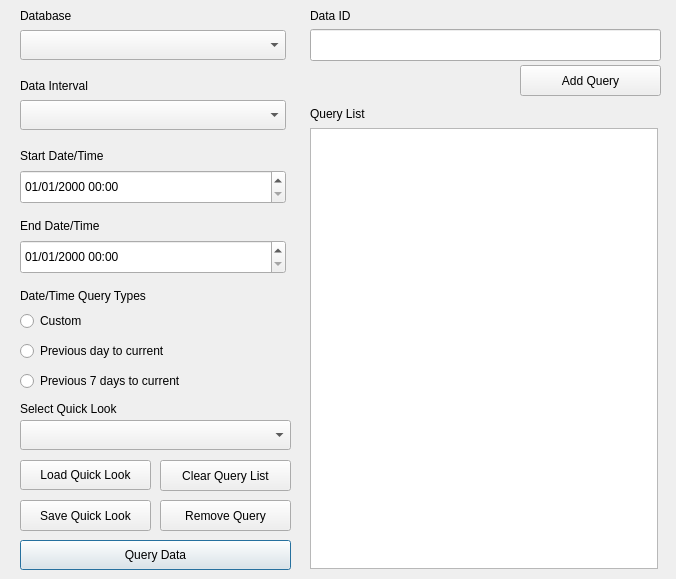
First picture: the form in ui/winWebQuery.ui, repository S31F3R/DataDoctor, before the edit.
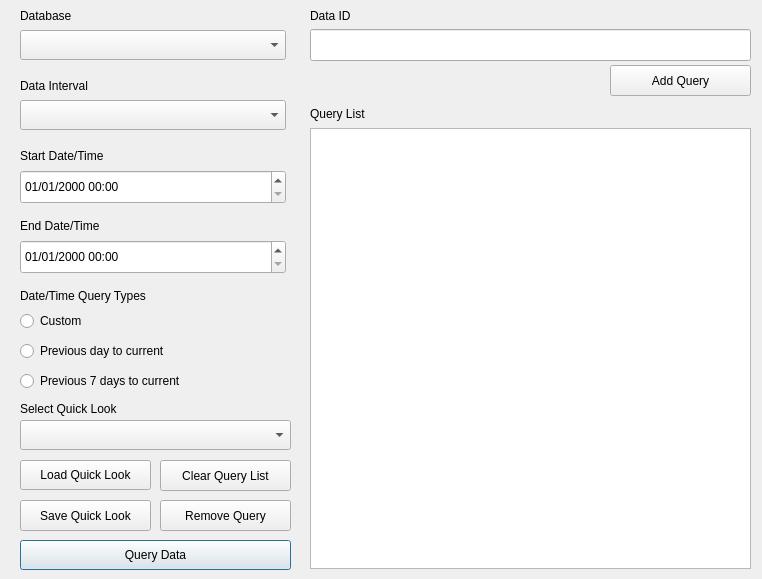
Second picture: the form after the edit. Icons and pictures are not drawn.

Commit message: Updated window size

```diff
--- a/ui/winWebQuery.ui
+++ b/ui/winWebQuery.ui
@@ -6,7 +6,7 @@
    <rect>
     <x>0</x>
     <y>0</y>
-    <width>676</width>
+    <width>762</width>
     <height>579</height>
    </rect>
   </property>
@@ -161,7 +161,7 @@
      <rect>
       <x>310</x>
       <y>128</y>
-      <width>348</width>
+      <width>441</width>
       <height>441</height>
      </rect>
     </property>
@@ -169,7 +169,7 @@
    <widget class="QPushButton" name="btnAddQuery">
     <property name="geometry">
      <rect>
-      <x>520</x>
+      <x>610</x>
       <y>65</y>
       <width>141</width>
       <height>31</height>
@@ -398,7 +398,7 @@
      <rect>
       <x>310</x>
       <y>29</y>
-      <width>351</width>
+      <width>441</width>
       <height>32</height>
      </rect>
     </property>
```
